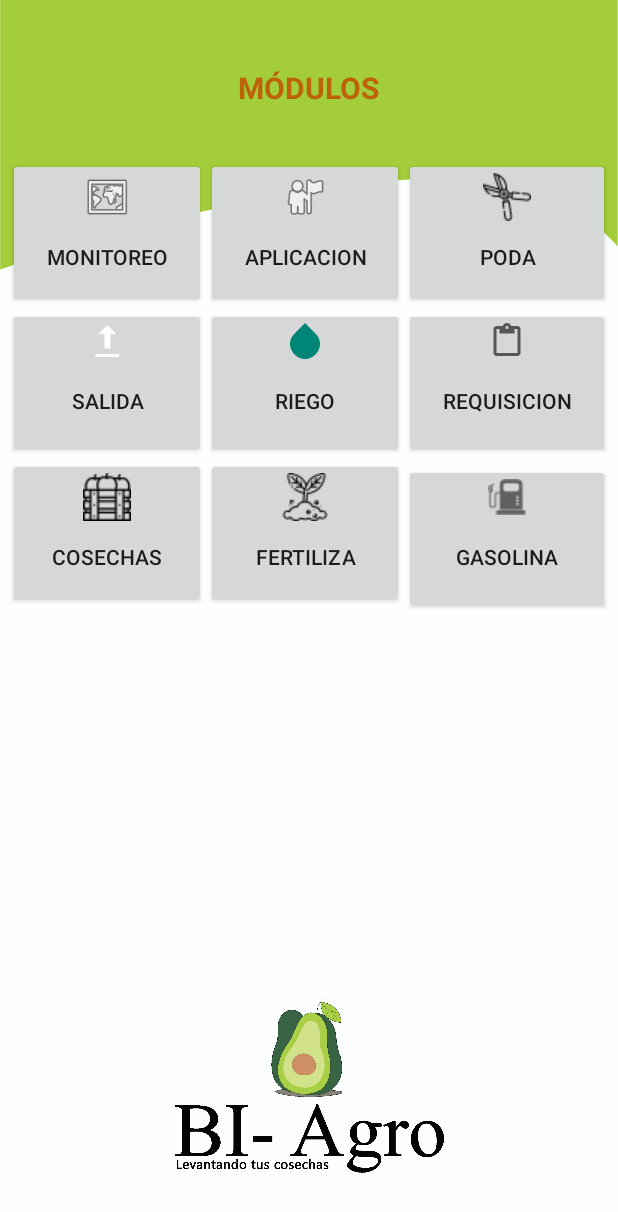
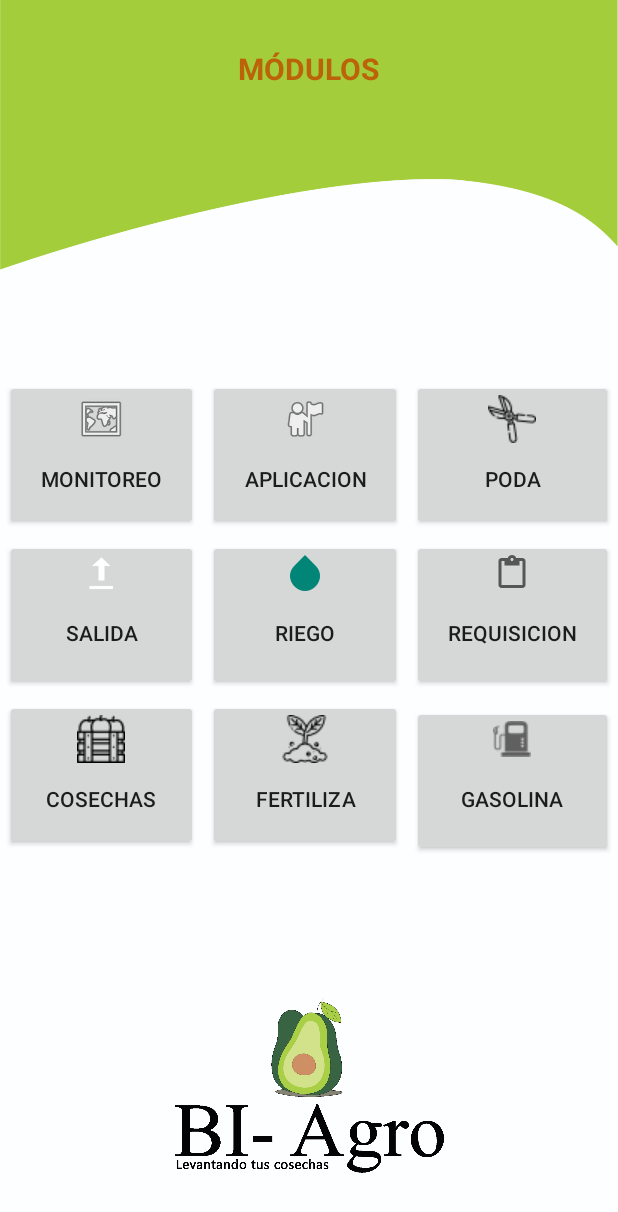
Before and after one commit to GeoorgeO/ShellPest_Android, an Android app: the Aplicaciones screen opened directly, with no data from a screen before it, on a phone screen of 412 x 824 dp. Shown: the top 1212 px of the screen. Run offline under Robolectric (Android 15) with nearby library versions, the phone set to English and light mode, and no system bars.

Commit message:
cambios botones

```diff
--- a/Software/app/src/main/res/layout/activity_aplicacion.xml
+++ b/Software/app/src/main/res/layout/activity_aplicacion.xml
@@ -378,9 +378,10 @@
 				android:layout_width="wrap_content"
 				android:layout_height="wrap_content"
 				android:layout_gravity="center_horizontal"
+				android:layout_margin="3dp"
+				android:background="@drawable/rounded_button"
 				android:onClick="Agregar"
 				android:text="Agregar"
-				android:background="@color/verde_azul"
 				android:textColor="#FFFFFF" />
 
             <LinearLayout
--- a/Software/app/src/main/res/layout/activity_aplicaciones.xml
+++ b/Software/app/src/main/res/layout/activity_aplicaciones.xml
@@ -7,26 +7,23 @@
 	android:background="@drawable/fondomodulos"
     tools:context=".Aplicaciones">
 
-	<TextView
+    <TextView
         android:id="@+id/textView49"
         android:layout_width="wrap_content"
         android:layout_height="wrap_content"
+        android:layout_marginTop="32dp"
         android:text="MÓDULOS"
         android:textColor="@color/cafe"
         android:textSize="20sp"
         android:textStyle="bold"
-        app:layout_constraintBottom_toBottomOf="parent"
         app:layout_constraintEnd_toEndOf="parent"
         app:layout_constraintStart_toStartOf="parent"
-        app:layout_constraintTop_toTopOf="parent"
-        app:layout_constraintVertical_bias="0.056" />
+        app:layout_constraintTop_toTopOf="parent" />
 
     <GridLayout
-        android:layout_width="match_parent"
-        android:layout_height="match_parent"
-        android:layout_margin="5dp"
+        android:layout_width="0dp"
+        android:layout_height="wrap_content"
         android:columnCount="3"
-      	android:paddingTop="100dp"
         app:layout_constraintBottom_toBottomOf="parent"
         app:layout_constraintEnd_toEndOf="parent"
         app:layout_constraintStart_toStartOf="parent"
@@ -34,71 +31,80 @@
 
         <Button
             android:id="@+id/imageButton"
+            android:layout_height="100sp"
             android:layout_columnWeight="1"
-            android:layout_height="100sp"
+            android:layout_margin="3dp"
+            android:drawableTop="@android:drawable/ic_menu_mapmode"
             android:onClick="Monitoreo"
-            android:text="Monitoreo"
-            android:drawableTop="@android:drawable/ic_menu_mapmode" />
+            android:text="Monitoreo" />
 
 
         <Button
             android:id="@+id/imageButton4"
+            android:layout_height="100sp"
             android:layout_columnWeight="1"
-            android:layout_height="100sp"
+            android:layout_margin="3dp"
+            android:drawableTop="@android:drawable/ic_menu_myplaces"
             android:onClick="Aplicacion"
-            android:text="Aplicacion"
-            android:drawableTop="@android:drawable/ic_menu_myplaces" />
+            android:text="Aplicacion" />
 
         <Button
             android:id="@+id/imageButton7"
+            android:layout_height="100sp"
             android:layout_columnWeight="1"
-            android:layout_height="100sp"
+            android:layout_margin="3dp"
+            android:drawableTop="@drawable/podas"
             android:onClick="Poda"
-            android:text="Poda"
-            android:drawableTop="@drawable/podas" />
+            android:text="Poda" />
 
         <Button
             android:id="@+id/imageButton3"
+            android:layout_height="100sp"
             android:layout_columnWeight="1"
-            android:layout_height="100sp"
+            android:layout_margin="3dp"
+            android:drawableTop="@android:drawable/stat_sys_upload_done"
             android:onClick="Salida"
-            android:text="Salida"
-            android:drawableTop="@android:drawable/stat_sys_upload_done" />
+            android:text="Salida" />
 
         <Button
             android:id="@+id/imageButton2"
+            android:layout_height="100sp"
             android:layout_columnWeight="1"
-            android:layout_height="100sp"
+            android:layout_margin="3dp"
+            android:drawableTop="?android:attr/textSelectHandle"
             android:onClick="Riego"
-            android:text="Riego"
-            android:drawableTop="?android:attr/textSelectHandle" />
+            android:text="Riego" />
 
         <Button
             android:id="@+id/imageButton5"
+            android:layout_height="100sp"
             android:layout_columnWeight="1"
-            android:layout_height="100sp"
-            android:text="Requisicion"
-            android:drawableTop="?attr/actionModePasteDrawable" />
+            android:layout_margin="3dp"
+            android:drawableTop="?attr/actionModePasteDrawable"
+            android:text="Requisicion" />
 
         <Button
             android:id="@+id/imageButton8"
+            android:layout_height="100sp"
             android:layout_columnWeight="1"
-            android:layout_height="100sp"
-            android:text="Cosechas"
-            android:drawableTop="@drawable/cosecha" />
+            android:layout_margin="3dp"
+            android:drawableTop="@drawable/cosecha"
+            android:text="Cosechas" />
 
         <Button
             android:id="@+id/imageButton9"
             android:layout_height="100sp"
             android:layout_columnWeight="1"
+            android:layout_margin="3dp"
             android:drawableTop="@drawable/fertilizacion"
             android:text="Fertiliza" />
 
-		<Button
+        <Button
             android:id="@+id/imageButton10"
             android:layout_width="wrap_content"
             android:layout_height="100sp"
             android:layout_columnWeight="1"
+            android:layout_margin="3dp"
             android:drawableTop="@drawable/gasolinaicono"
             android:onClick="Gasolina"
             android:text="Gasolina" />
--- a/Software/app/src/main/res/layout/activity_podas.xml
+++ b/Software/app/src/main/res/layout/activity_podas.xml
@@ -229,16 +229,16 @@
                 android:layout_width="wrap_content"
                 android:layout_height="wrap_content"
                 android:layout_gravity="center_horizontal"
+                android:background="@drawable/rounded_button"
                 android:onClick="InsertarPodas"
                 android:text="Agregar"
-                android:textColor="#FFFFFF"
-                android:background="@color/verde_azul"/>
+                android:textColor="#FFFFFF" />
 
             <LinearLayout
                 android:layout_width="match_parent"
                 android:layout_height="wrap_content"
                 android:orientation="horizontal"
-                android:paddingTop="8dp">
+                android:paddingTop="3dp">
 
                 <TextView
                     android:id="@+id/textView34"
```
Also changed, not shown: Software/app/src/main/res/layout/activity__monitoreo.xml (+18 -11 lines). Lines whose indentation alone changed are shown as unchanged.
